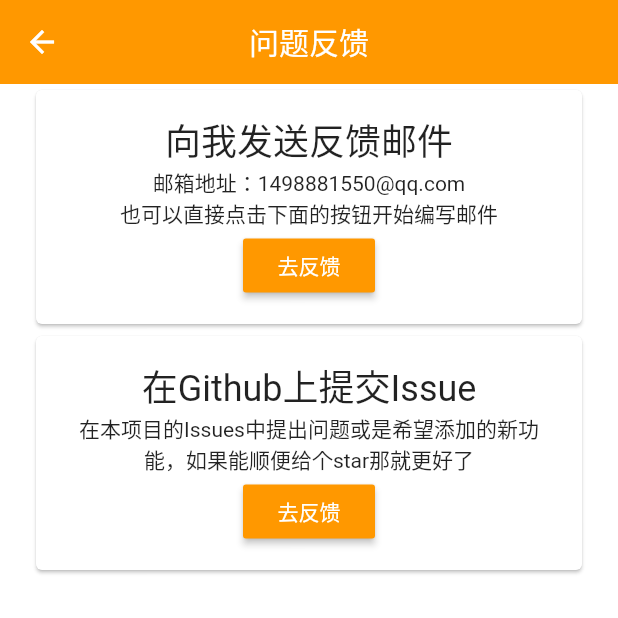
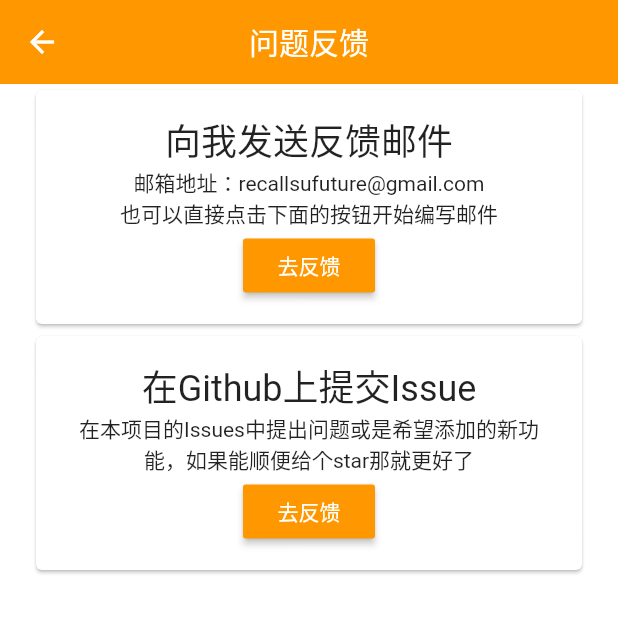
Before and after one commit to recallfuture/hblgdx, a Flutter app: the FeedBackPage screen opened by its route, on a phone screen of 412 x 824 dp, the top half of it. Run offline on Flutter 3.47's test engine with Material 2 defaults, Android fonts, the phone set to English and light mode, and no system bars; drawn by our look-alikes of oktoast; our stand-ins replace cookie_jar, dio, flutter_html, open_file, permission_handler, shared_preferences; missing offline and left inert: downloads_path_provider, gbk2utf8; accounts and stored records are empty; generated files the repository leaves out were written again.

Commit message:
修改邮件地址

```diff
--- a/lib/pages/feedback_page.dart
+++ b/lib/pages/feedback_page.dart
@@ -4,7 +4,7 @@ import 'package:url_launcher/url_launcher.dart';
 class FeedBackPage extends StatelessWidget {
   final String _githubIssuesUrl =
       'https://github.com/recallfuture/hblgdx/issues';
-  final String _mailUrl = 'mailto:1498881550@qq.com?subject=问题反馈';
+  final String _mailUrl = 'mailto:recallsufuture@gmail.com?subject=问题反馈';
 
   @override
   Widget build(BuildContext context) {
@@ -79,7 +79,7 @@ class FeedBackPage extends StatelessWidget {
               style: TextStyle(fontSize: 24),
             ),
             Text(
-              '邮箱地址：1498881550@qq.com',
+              '邮箱地址：recallsufuture@gmail.com',
               textAlign: TextAlign.center,
             ),
             Text(
```
